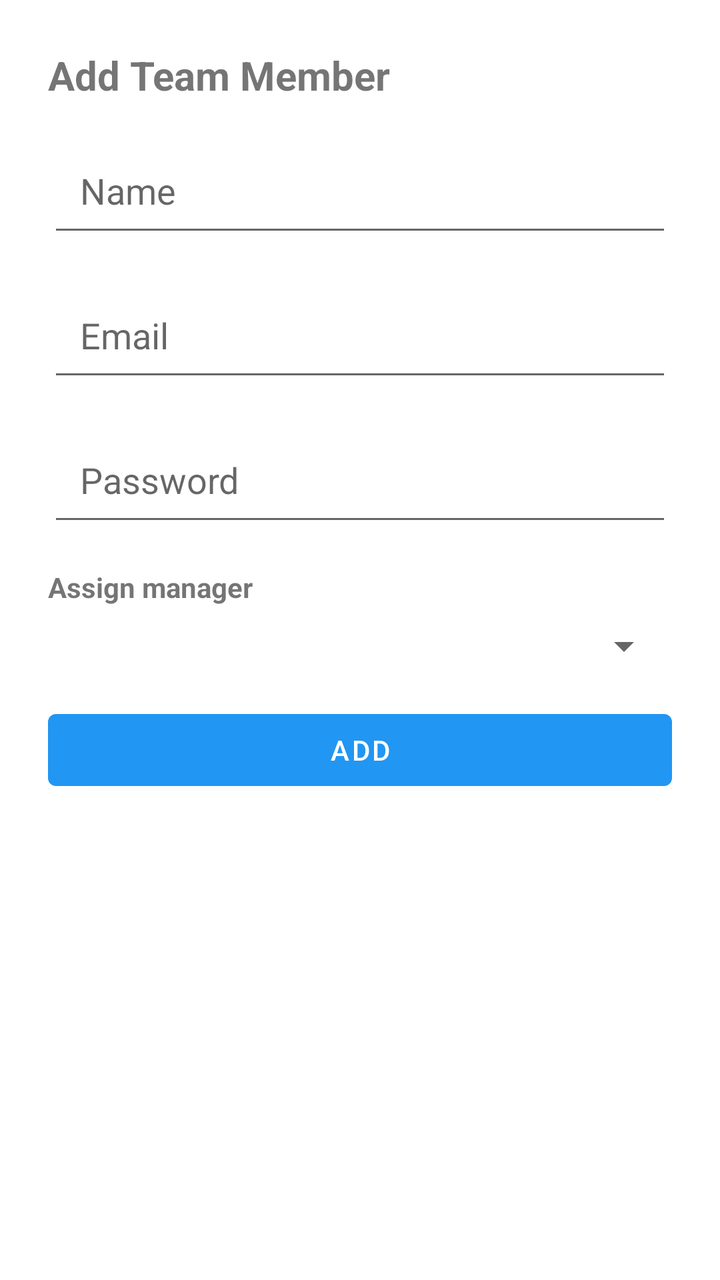
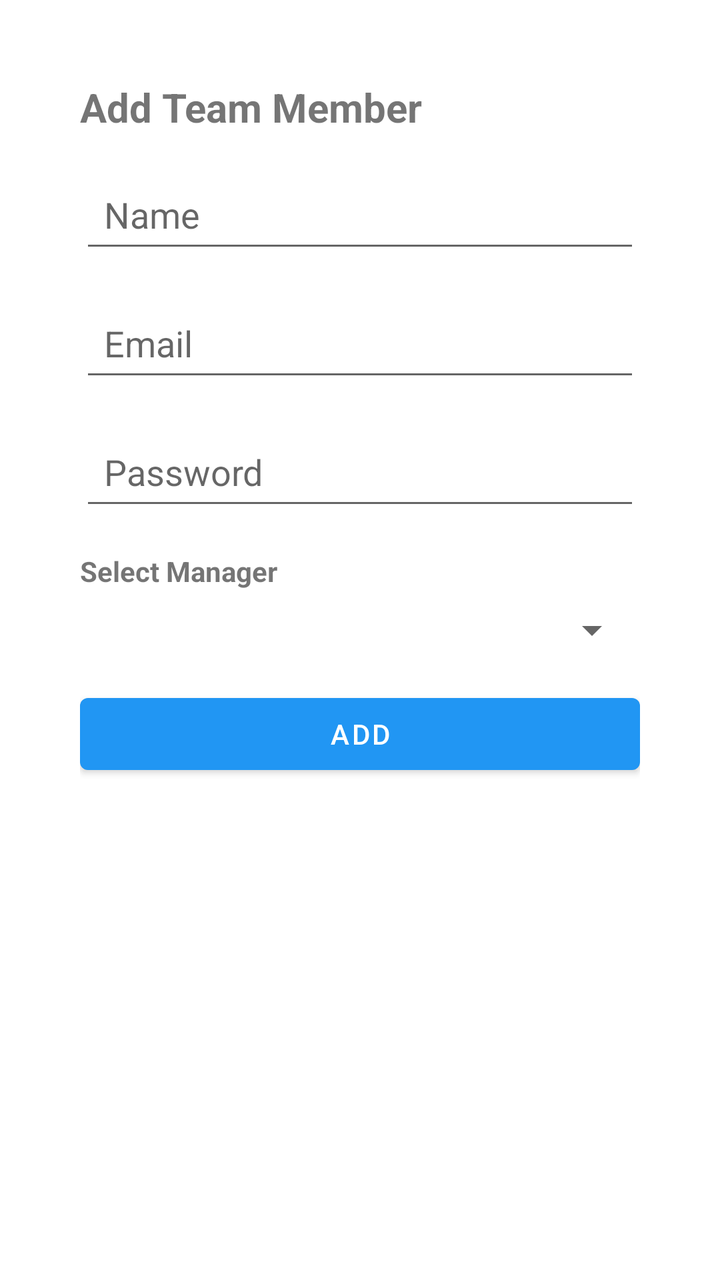

Screens rendered from an Android XML layout before and after an edit, with the pre-edit source and the edit as a unified diff.
<!-- AndroidManifest.xml: application theme Theme.UnifiedHRSystem -->
<!-- res/layout/dialog_add_team_member.xml -->
<?xml version="1.0" encoding="utf-8"?>
<ScrollView xmlns:android="http://schemas.android.com/apk/res/android"
    android:layout_width="match_parent"
    android:layout_height="wrap_content">

    <LinearLayout
        android:layout_width="match_parent"
        android:layout_height="wrap_content"
        android:orientation="vertical"
        android:padding="24dp">

        <TextView
            android:layout_width="wrap_content"
            android:layout_height="wrap_content"
            android:text="Add Team Member"
            android:textSize="20sp"
            android:textStyle="bold"
            android:layout_marginBottom="16dp" />

        <EditText
            android:id="@+id/etName"
            android:layout_width="match_parent"
            android:layout_height="wrap_content"
            android:hint="Name"
            android:padding="16dp"
            android:layout_marginBottom="16dp" />

        <EditText
            android:id="@+id/etEmail"
            android:layout_width="match_parent"
            android:layout_height="wrap_content"
            android:hint="@string/email"
            android:inputType="textEmailAddress"
            android:padding="16dp"
            android:layout_marginBottom="16dp" />

        <EditText
            android:id="@+id/etPassword"
            android:layout_width="match_parent"
            android:layout_height="wrap_content"
            android:hint="@string/password"
            android:inputType="textPassword"
            android:padding="16dp"
            android:layout_marginBottom="16dp" />

        <LinearLayout
            android:id="@+id/layoutManagerSelector"
            android:layout_width="match_parent"
            android:layout_height="wrap_content"
            android:orientation="vertical"
            android:layout_marginBottom="16dp">

            <TextView
                android:layout_width="wrap_content"
                android:layout_height="wrap_content"
                android:text="@string/select_manager_label"
                android:textStyle="bold"
                android:layout_marginBottom="8dp" />

            <Spinner
                android:id="@+id/spManager"
                android:layout_width="match_parent"
                android:layout_height="wrap_content" />
        </LinearLayout>

        <Button
            android:id="@+id/btnAdd"
            android:layout_width="match_parent"
            android:layout_height="wrap_content"
            android:text="Add" />

    </LinearLayout>
</ScrollView>
<!-- resources referenced by this layout -->
<resources>
  <string name="email">Email</string>
  <string name="password">Password</string>
  <string name="select_manager_label">Assign manager</string>
  <style name="Theme.UnifiedHRSystem" parent="Theme.MaterialComponents.DayNight.NoActionBar">
          <item name="colorPrimary">@color/primary</item>
          <item name="colorPrimaryDark">@color/primary_dark</item>
          <item name="colorAccent">@color/accent</item>
          <item name="toolbarStyle">@style/Widget.UnifiedHR.Toolbar</item>
      </style>
  <color name="primary">#FF2196F3</color>
  <color name="primary_dark">#FF1976D2</color>
  <color name="accent">#FFFF5722</color>
  <style name="Widget.UnifiedHR.Toolbar" parent="Widget.MaterialComponents.Toolbar">
          <item name="popupTheme">@style/ThemeOverlay.MaterialComponents.Light</item>
          <item name="titleTextColor">@color/white</item>
          <item name="subtitleTextColor">@color/white</item>
      </style>
  <color name="white">#FFFFFFFF</color>
</resources>

<!-- the commit's change to res/layout/dialog_add_team_member.xml (unified diff, before → after) -->
@@ -1,13 +1,14 @@
 <?xml version="1.0" encoding="utf-8"?>
 <ScrollView xmlns:android="http://schemas.android.com/apk/res/android"
     android:layout_width="match_parent"
-    android:layout_height="wrap_content">
+    android:layout_height="wrap_content"
+    android:background="@drawable/dialog_full_width_bg">
 
     <LinearLayout
         android:layout_width="match_parent"
         android:layout_height="wrap_content"
         android:orientation="vertical"
-        android:padding="24dp">
+        android:padding="20dp">
 
         <TextView
             android:layout_width="wrap_content"
@@ -17,32 +18,36 @@
             android:textStyle="bold"
             android:layout_marginBottom="16dp" />
 
+        
         <EditText
             android:id="@+id/etName"
             android:layout_width="match_parent"
             android:layout_height="wrap_content"
             android:hint="Name"
-            android:padding="16dp"
+            android:padding="12dp"
             android:layout_marginBottom="16dp" />
 
+        
         <EditText
             android:id="@+id/etEmail"
             android:layout_width="match_parent"
             android:layout_height="wrap_content"
             android:hint="@string/email"
             android:inputType="textEmailAddress"
-            android:padding="16dp"
+            android:padding="12dp"
             android:layout_marginBottom="16dp" />
 
+        
         <EditText
             android:id="@+id/etPassword"
             android:layout_width="match_parent"
             android:layout_height="wrap_content"
             android:hint="@string/password"
             android:inputType="textPassword"
-            android:padding="16dp"
+            android:padding="12dp"
             android:layout_marginBottom="16dp" />
 
+        
         <LinearLayout
             android:id="@+id/layoutManagerSelector"
             android:layout_width="match_parent"
@@ -63,6 +68,7 @@
                 android:layout_height="wrap_content" />
         </LinearLayout>
 
+        
         <Button
             android:id="@+id/btnAdd"
             android:layout_width="match_parent"
<!-- resource entries referenced after the edit -->
@@ -1,17 +1,28 @@
 <!-- resources referenced by this layout -->
 <resources>
+  <!-- drawable dialog_full_width_bg (drawable) -->
+  <shape xmlns:android="http://schemas.android.com/apk/res/android"
+      android:shape="rectangle">
+      <solid android:color="@android:color/white" />
+      <corners android:radius="20dp" />
+      <padding
+          android:left="20dp"
+          android:top="20dp"
+          android:right="20dp"
+          android:bottom="20dp" />
+  </shape>
   <string name="email">Email</string>
   <string name="password">Password</string>
-  <string name="select_manager_label">Assign manager</string>
+  <string name="select_manager_label">Select Manager</string>
   <style name="Theme.UnifiedHRSystem" parent="Theme.MaterialComponents.DayNight.NoActionBar">
           <item name="colorPrimary">@color/primary</item>
           <item name="colorPrimaryDark">@color/primary_dark</item>
           <item name="colorAccent">@color/accent</item>
           <item name="toolbarStyle">@style/Widget.UnifiedHR.Toolbar</item>
       </style>
-  <color name="primary">#FF2196F3</color>
-  <color name="primary_dark">#FF1976D2</color>
-  <color name="accent">#FFFF5722</color>
+  <color name="primary">#2196F3</color>
+  <color name="primary_dark">#1976D2</color>
+  <color name="accent">#4CAF50</color>
   <style name="Widget.UnifiedHR.Toolbar" parent="Widget.MaterialComponents.Toolbar">
           <item name="popupTheme">@style/ThemeOverlay.MaterialComponents.Light</item>
           <item name="titleTextColor">@color/white</item>
